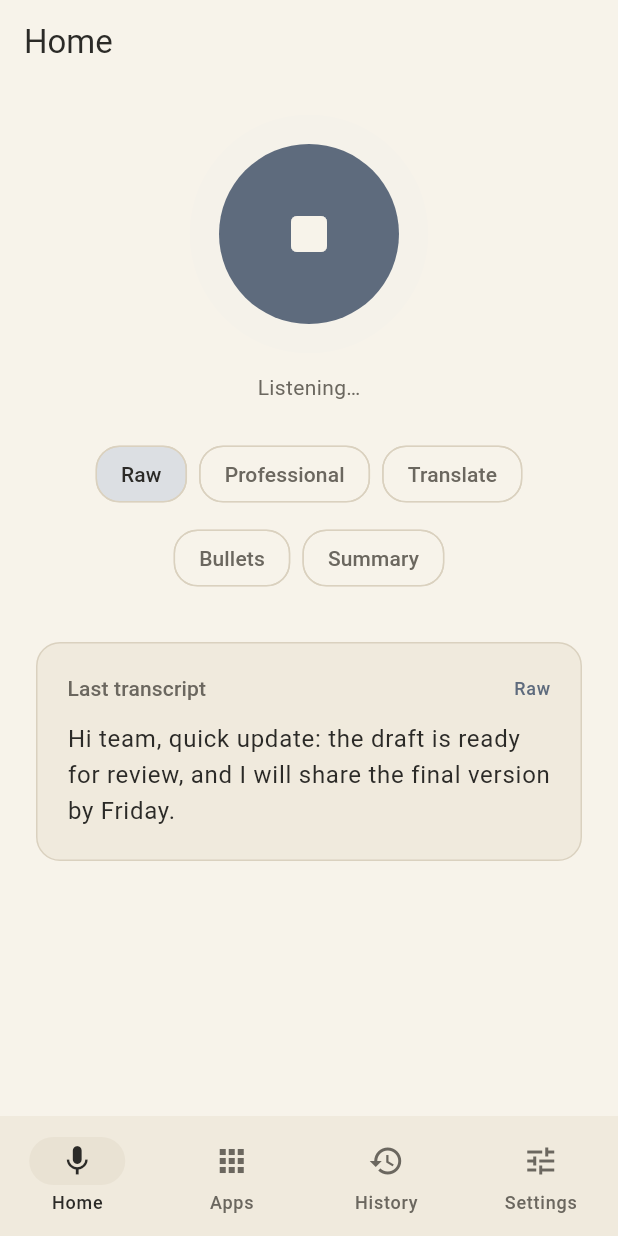
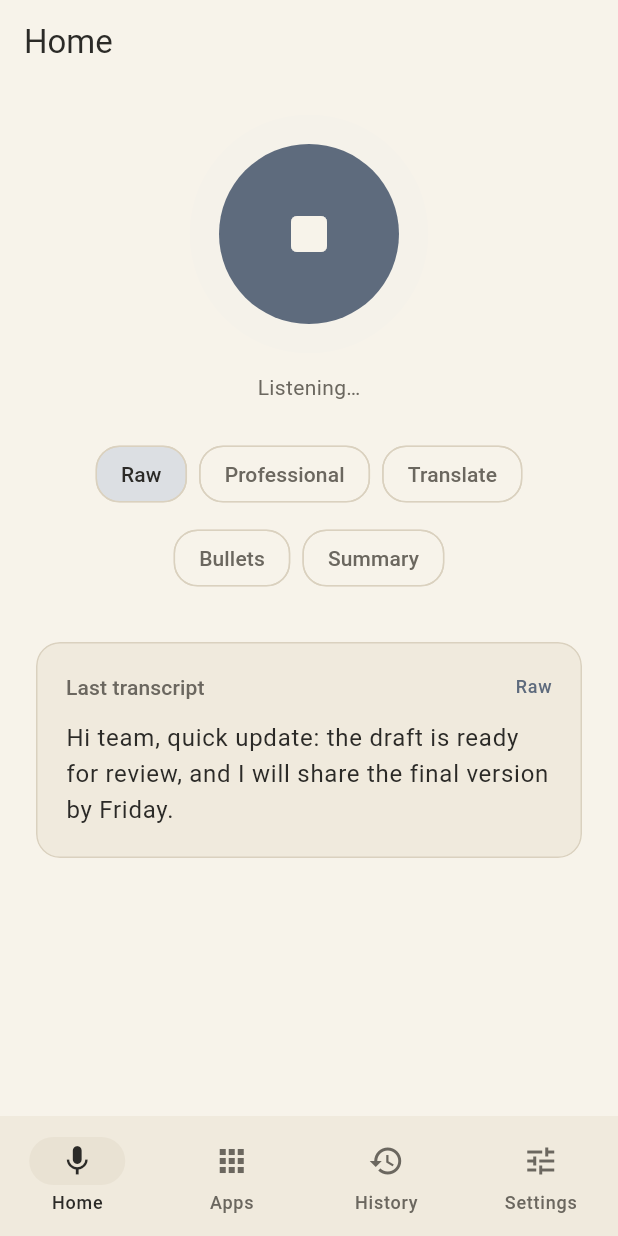
Before and after one commit to shahdivax/varnuvi, a Flutter app: the screen it shows after launch, after a tap on the "mic" icon, on a phone screen of 412 x 824 dp. Run offline on Flutter 3.47's test engine with Material 3 defaults, Android fonts, the phone set to English and light mode, and no system bars.

Commit message:
Polish 3: one shared AppCard for all card surfaces

```diff
--- a/lib/widgets/accessibility_setup_card.dart
+++ b/lib/widgets/accessibility_setup_card.dart
@@ -1,7 +1,7 @@
 import 'package:flutter/material.dart';
 
 import '../bridge/native_bridge.dart';
-import '../theme/app_theme.dart';
+import 'app_card.dart';
 
 /// Shows whether the accessibility service is on, explains in plain words
 /// what it does and does not do, and opens Android's settings.
@@ -74,14 +74,7 @@ class _AccessibilitySetupCardState extends State<AccessibilitySetupCard>
       false => 'Bubble service is off',
     };
     final muted = text.bodyMedium?.copyWith(color: scheme.onSurfaceVariant);
-    return Container(
-      width: double.infinity,
-      padding: const EdgeInsets.all(20),
-      decoration: BoxDecoration(
-        color: scheme.surfaceContainerLow,
-        borderRadius: BorderRadius.circular(AppTheme.radius),
-        border: Border.all(color: scheme.outline),
-      ),
+    return AppCard(
       child: Column(
         crossAxisAlignment: CrossAxisAlignment.start,
         children: [
--- a/lib/widgets/account_placeholder_card.dart
+++ b/lib/widgets/account_placeholder_card.dart
@@ -1,6 +1,6 @@
 import 'package:flutter/material.dart';
 
-import '../theme/app_theme.dart';
+import 'app_card.dart';
 
 /// Placeholder explaining that account features come in a later phase.
 class AccountPlaceholderCard extends StatelessWidget {
@@ -9,14 +9,7 @@ class AccountPlaceholderCard extends StatelessWidget {
   @override
   Widget build(BuildContext context) {
     final scheme = Theme.of(context).colorScheme;
-    return Container(
-      width: double.infinity,
-      padding: const EdgeInsets.all(20),
-      decoration: BoxDecoration(
-        color: scheme.surfaceContainerLow,
-        borderRadius: BorderRadius.circular(AppTheme.radius),
-        border: Border.all(color: scheme.outline),
-      ),
+    return AppCard(
       child: Text(
         'Sign-in and account options come in a later version. '
         'Nothing leaves your device today.',
--- /dev/null
+++ b/lib/widgets/app_card.dart
@@ -0,0 +1,36 @@
+import 'package:flutter/material.dart';
+
+import '../theme/app_theme.dart';
+
+/// The one card style: tonal surface, thin border, shared radius.
+/// Pass [onTap] to make the whole card tappable.
+class AppCard extends StatelessWidget {
+  const AppCard({
+    super.key,
+    required this.child,
+    this.padding = const EdgeInsets.all(20),
+    this.onTap,
+  });
+
+  final Widget child;
+  final EdgeInsetsGeometry padding;
+  final VoidCallback? onTap;
+
+  @override
+  Widget build(BuildContext context) {
+    final scheme = Theme.of(context).colorScheme;
+    final content = Padding(padding: padding, child: child);
+    return SizedBox(
+      width: double.infinity,
+      child: Material(
+        color: scheme.surfaceContainerLow,
+        clipBehavior: Clip.antiAlias,
+        shape: RoundedRectangleBorder(
+          borderRadius: BorderRadius.circular(AppTheme.radius),
+          side: BorderSide(color: scheme.outline),
+        ),
+        child: onTap == null ? content : InkWell(onTap: onTap, child: content),
+      ),
+    );
+  }
+}
--- a/lib/widgets/history_tile.dart
+++ b/lib/widgets/history_tile.dart
@@ -1,9 +1,9 @@
 import 'package:flutter/material.dart';
 
 import '../models/transcript.dart';
-import '../theme/app_theme.dart';
 import '../utils/copy_text.dart';
 import '../utils/time_format.dart';
+import 'app_card.dart';
 
 /// One history row: mode label, relative time, two-line preview, copy.
 class HistoryTile extends StatelessWidget {
@@ -16,17 +16,9 @@ class HistoryTile extends StatelessWidget {
   Widget build(BuildContext context) {
     final scheme = Theme.of(context).colorScheme;
     final textTheme = Theme.of(context).textTheme;
-    return Material(
-      color: scheme.surfaceContainerLow,
-      clipBehavior: Clip.antiAlias,
-      shape: RoundedRectangleBorder(
-        borderRadius: BorderRadius.circular(AppTheme.radius),
-        side: BorderSide(color: scheme.outline),
-      ),
-      child: InkWell(
+    return AppCard(
+      padding: const EdgeInsets.fromLTRB(20, 16, 8, 16),
       onTap: onTap,
-        child: Padding(
-          padding: const EdgeInsets.fromLTRB(20, 16, 8, 16),
       child: Row(
         crossAxisAlignment: CrossAxisAlignment.start,
         children: [
@@ -56,8 +48,6 @@ class HistoryTile extends StatelessWidget {
           ),
         ],
       ),
-        ),
-      ),
     );
   }
 }
--- a/lib/widgets/transcript_card.dart
+++ b/lib/widgets/transcript_card.dart
@@ -1,9 +1,9 @@
 import 'package:flutter/material.dart';
 
 import '../models/transcript_mode.dart';
-import '../theme/app_theme.dart';
+import 'app_card.dart';
 
-/// Tonal card showing a transcript and its mode label.
+/// Card showing a transcript and its mode label.
 class TranscriptCard extends StatelessWidget {
   const TranscriptCard({
     super.key,
@@ -20,14 +20,7 @@ class TranscriptCard extends StatelessWidget {
   Widget build(BuildContext context) {
     final scheme = Theme.of(context).colorScheme;
     final textTheme = Theme.of(context).textTheme;
-    return Container(
-      width: double.infinity,
-      padding: const EdgeInsets.all(20),
-      decoration: BoxDecoration(
-        color: scheme.surfaceContainerLow,
-        borderRadius: BorderRadius.circular(AppTheme.radius),
-        border: Border.all(color: scheme.outline),
-      ),
+    return AppCard(
       child: Column(
         crossAxisAlignment: CrossAxisAlignment.start,
         children: [
```
Also changed, not shown: 1 other file. Lines whose indentation alone changed are shown as unchanged.
